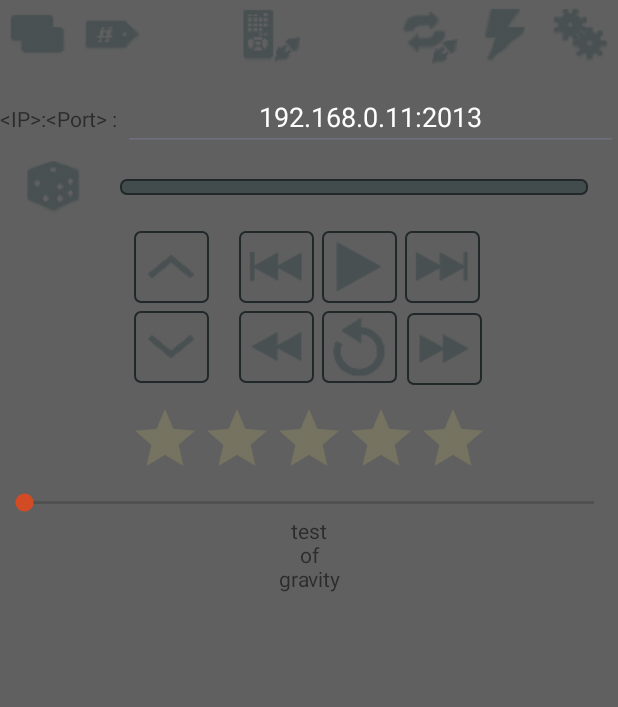
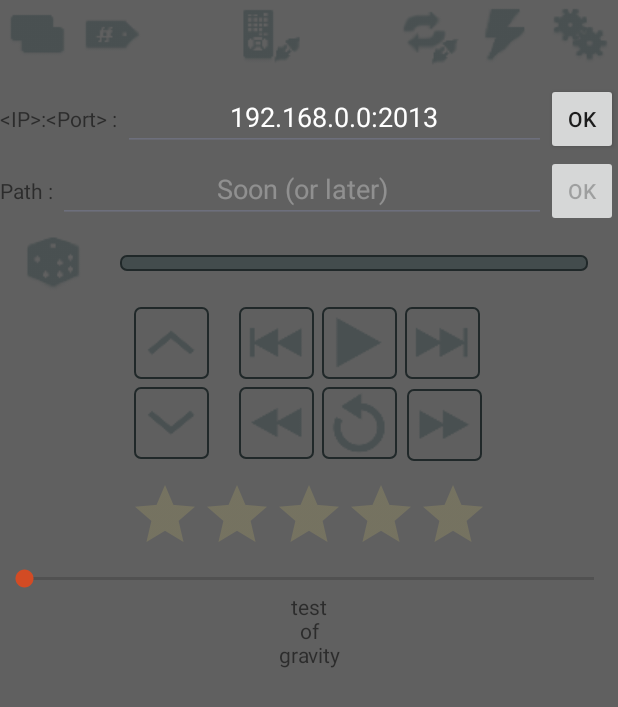
Before and after one commit to phramusca/JaMuz-Remote, an Android app: the layout content_main.xml on its own in the app's theme, with its tools: preview values and no code run, on a phone screen of 412 x 824 dp. Shown: the top 707 px of the screen. Run offline under Robolectric (Android 15) with nearby library versions, the phone set to English and light mode, and no system bars.

Commit message:
Save settings (connectionString)

```diff
--- a/app/src/main/java/phramusca/com/jamuzremote/MainActivity.java
+++ b/app/src/main/java/phramusca/com/jamuzremote/MainActivity.java
@@ -122,6 +122,7 @@ public class MainActivity extends AppCompatActivity {
     // GUI elements
     private TextView textViewFileInfo;
     private EditText editTextConnectInfo;
+    private Button buttonConfigConnection;
     private Button buttonRemote;
     private Button buttonSync;
     private ToggleButton toggleButtonDimMode;
@@ -156,14 +157,12 @@ public class MainActivity extends AppCompatActivity {
 
     private SharedPreferences preferences;
 
+
     @Override
     protected void onCreate(Bundle savedInstanceState) {
         super.onCreate(savedInstanceState);
         Log.i(TAG, "MainActivity onCreate");
         setContentView(R.layout.activity_main);
-
-        preferences = getPreferences(MODE_PRIVATE);
-        int storedPreference = preferences.getInt("storedInt", 0);
 
         //Read FilesToKeep file to get list of files to maintain in db
         String readJson = HelperTextFile.read(this, "FilesToKeep.txt");
@@ -201,6 +200,26 @@ public class MainActivity extends AppCompatActivity {
         layoutOptions = (GridLayout) findViewById(R.id.panel_options);
 
         textViewFileInfo = (TextView) findViewById(R.id.textFileInfo);
+
+        editTextConnectInfo = (EditText) findViewById(R.id.editText_info);
+        editTextConnectInfo.setOnTouchListener(new View.OnTouchListener() {
+            @Override
+            public boolean onTouch(View view, MotionEvent motionEvent) {
+                dimOn();
+                return false;
+            }
+        });
+
+        preferences = getPreferences(MODE_PRIVATE);
+        editTextConnectInfo.setText(preferences.getString("connectionString", "192.168.0.10:2013"));
+
+        buttonConfigConnection = (Button) findViewById(R.id.button_config_connection);
+        buttonConfigConnection.setOnClickListener(new View.OnClickListener() {
+            @Override
+            public void onClick(View view) {
+                setConfig("connectionString", editTextConnectInfo.getText().toString());
+            }
+        });
 
         ratingBar = (RatingBar) findViewById(R.id.ratingBar);
         ratingBar.setOnRatingBarChangeListener(new RatingBar.OnRatingBarChangeListener() {
@@ -244,15 +263,6 @@ public class MainActivity extends AppCompatActivity {
         buttonVolUp = setupButton(buttonVolUp, R.id.button_volUp, "volUp");
         buttonVolDown = setupButton(buttonVolDown, R.id.button_volDown, "volDown");
 
-        editTextConnectInfo = (EditText) findViewById(R.id.editText_info);
-        editTextConnectInfo.setOnTouchListener(new View.OnTouchListener() {
-            @Override
-            public boolean onTouch(View view, MotionEvent motionEvent) {
-                dimOn();
-                return false;
-            }
-        });
-
         toggleButtonDimMode = (ToggleButton) findViewById(R.id.button_dim_mode);
         toggleButtonDimMode.setOnClickListener(new View.OnClickListener() {
             @Override
@@ -328,6 +338,7 @@ public class MainActivity extends AppCompatActivity {
                    new Thread() {
                         public void run() {
                             if(clientRemote.connect()) {
+                                setConfig("connectionString", editTextConnectInfo.getText().toString());
                                 enableGUI(buttonRemote, true);
                                 enableConnect(false);
                             }
@@ -375,6 +386,7 @@ public class MainActivity extends AppCompatActivity {
                     new Thread() {
                         public void run() {
                             if(clientSync.connect()) {
+                                setConfig("connectionString", editTextConnectInfo.getText().toString());
                                 enableGUI(buttonSync, true);
                                 enableSync(false);
                                 requestNextFile(false);
@@ -520,6 +532,12 @@ public class MainActivity extends AppCompatActivity {
         //toggle(layoutTags, true);
         layoutTags.setVisibility(View.GONE);
         setDimMode(!toggleButtonDimMode.isChecked());
+    }
+
+    private void setConfig(String id, String value) {
+        SharedPreferences.Editor editor = preferences.edit();
+        editor.putString(id, value);
+        editor.commit();
     }
 
     private void makeButtonTag(FlexboxLayout layout, int key, String value) {
--- a/app/src/main/res/layout/content_main.xml
+++ b/app/src/main/res/layout/content_main.xml
@@ -102,7 +102,7 @@
                 android:layout_column="1"/>
 
             <EditText android:id="@+id/editText_info"
-                android:text="192.168.0.11:2013"
+                android:text="192.168.0.0:2013"
                 android:layout_width="175dp"
                 android:layout_height="wrap_content"
                 android:enabled="true"
@@ -112,6 +112,61 @@
                 android:layout_row="0"
                 android:layout_column="2"
                 android:theme="@style/EditText" />
+
+            <Button
+                style="?android:attr/buttonStyleSmall"
+                android:layout_width="wrap_content"
+                android:layout_height="wrap_content"
+                android:text="ok"
+                android:id="@+id/button_config_connection"
+                android:layout_row="0"
+                android:layout_column="3" />
+        </GridLayout>
+
+        <GridLayout
+            android:layout_width="match_parent"
+            android:layout_height="wrap_content"
+            android:id="@+id/repo"
+            android:layout_row="1"
+            android:layout_column="0">
+
+            <!-- Dummy item to prevent AutoCompleteTextView from receiving focus -->
+            <LinearLayout
+                android:id="@+id/llrepo"
+                android:focusable="true"
+                android:focusableInTouchMode="true"
+                android:layout_width="0px"
+                android:layout_height="0px"
+                android:layout_row="0"
+                android:layout_column="0"
+                android:orientation="horizontal" />
+
+            <TextView
+                android:text="Path : "
+                android:layout_row="0"
+                android:layout_column="1"/>
+
+            <EditText
+                android:layout_width="175dp"
+                android:layout_height="wrap_content"
+                android:id="@+id/editText_path"
+                android:text="Soon (or later)"
+                android:enabled="false"
+                android:layout_gravity="left|right"
+                android:gravity="center_horizontal"
+                android:inputType="text"
+                android:layout_row="0"
+                android:layout_column="2"
+                android:theme="@style/EditText"/>
+
+            <Button
+                style="?android:attr/buttonStyleSmall"
+                android:layout_width="wrap_content"
+                android:layout_height="wrap_content"
+                android:text="ok"
+                android:id="@+id/button_search"
+                android:layout_row="0"
+                android:layout_column="3" android:enabled="false"/>
         </GridLayout>
     </GridLayout>
 
```
